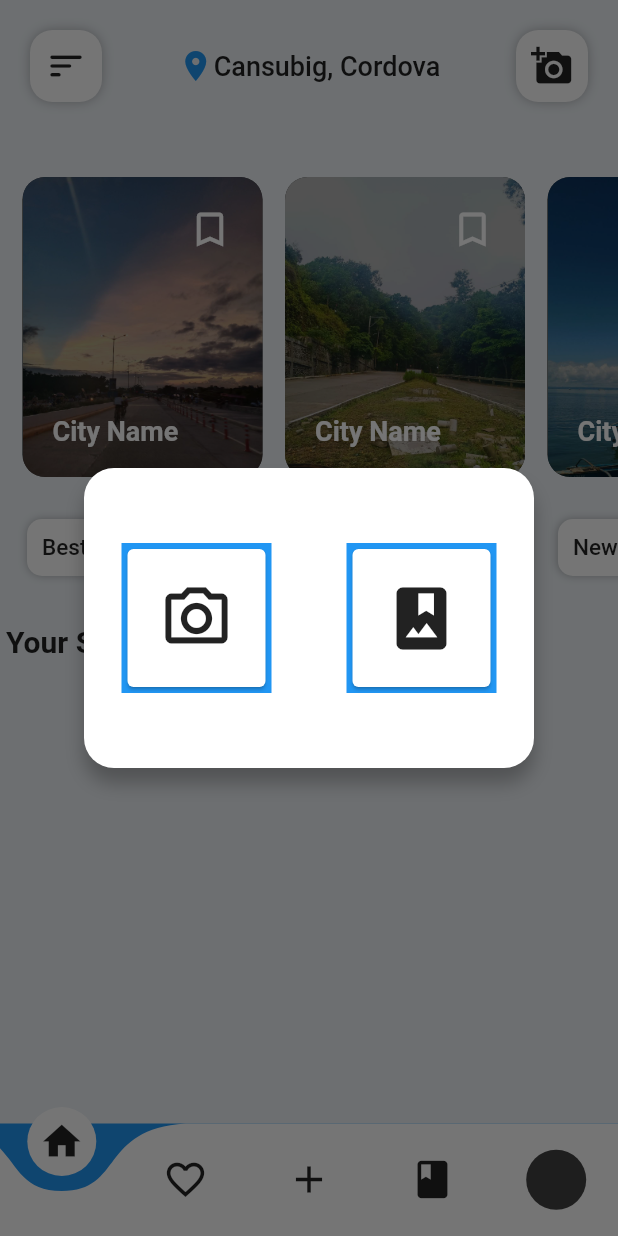
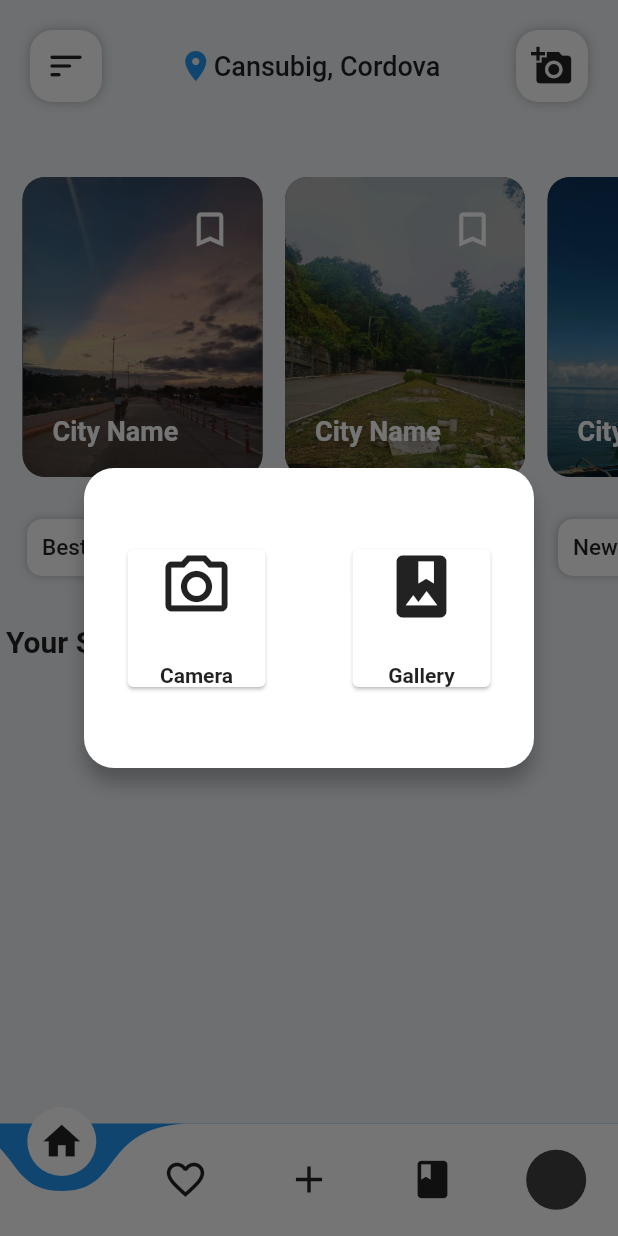
Before and after one commit to warpten123/introvel_1, a Flutter app: the Dashboard screen opened directly with empty values, after a tap on the "add a photo" icon, on a phone screen of 412 x 824 dp. Run offline on Flutter 3.47's test engine with Material 2 defaults, Android fonts, the phone set to English and light mode, and no system bars; drawn by our look-alikes of curved_navigation_bar; our stand-ins replace awesome_snackbar_content, camera, file_picker, flutter_svg_provider, fluttertoast, geocoding and 4 more; accounts and stored records are empty.

Commit message:
init changes for phase 2

```diff
--- a/lib/screens/dashboard/user-dashboard.dart
+++ b/lib/screens/dashboard/user-dashboard.dart
@@ -244,7 +244,9 @@ class _DashboardState extends State<Dashboard> {
                                   SizedBox(
                                     height: 5,
                                   ),
-                                  Row(
+                                  SingleChildScrollView(
+                                    scrollDirection: Axis.horizontal,
+                                    child: Row(
                                       children: [
                                         Icon(
                                           Icons.location_on,
@@ -257,6 +259,7 @@ class _DashboardState extends State<Dashboard> {
                                               fontWeight: FontWeight.w500),
                                         ),
                                       ],
+                                    ),
                                   ),
                                 ],
                               ),
--- a/lib/screens/dashboard/welcome_screen.dart
+++ b/lib/screens/dashboard/welcome_screen.dart
@@ -6,6 +6,7 @@ import 'package:flutter/src/widgets/container.dart';
 import 'package:flutter/src/widgets/framework.dart';
 import 'package:introvel_1/models/picture_diary.dart';
 import 'package:introvel_1/screens/dashboard/user-dashboard.dart';
+import 'package:introvel_1/utilities/util.dart';
 
 class WelcomeScreen extends StatefulWidget {
   WelcomeScreen(this.diary, {super.key});
@@ -55,7 +56,7 @@ class _WelcomeScreenState extends State<WelcomeScreen> {
                     "${widget.diary.description}",
                     style: TextStyle(
                         color: Colors.white.withOpacity(0.7),
-                        fontSize: 18,
+                        fontSize: 22,
                         letterSpacing: 1.2,
                         fontWeight: FontWeight.bold),
                   ),
@@ -63,7 +64,7 @@ class _WelcomeScreenState extends State<WelcomeScreen> {
                     height: 12,
                   ),
                   Text(
-                    "Snapped at: ${widget.diary.taken_at}",
+                    "Snapped at: ${convertDate(widget.diary.taken_at)}",
                     style: TextStyle(
                       color: Colors.white.withOpacity(0.9),
                       fontStyle: FontStyle.italic,
--- a/lib/screens/dashboard/widgets/pick_widget.dart
+++ b/lib/screens/dashboard/widgets/pick_widget.dart
@@ -85,11 +85,21 @@ class _PickSourceImageState extends State<PickSourceImage> {
                           child: Container(
                             width: 100,
                             height: 100,
-                            color: Colors.blue,
                             child: Card(
-                              child: Icon(
-                                Icons.camera_alt_outlined,
-                                size: 50,
+                              child: Column(
+                                mainAxisAlignment:
+                                    MainAxisAlignment.spaceBetween,
+                                children: [
+                                  Icon(
+                                    Icons.camera_alt_outlined,
+                                    size: 50,
+                                  ),
+                                  Text(
+                                    "Camera",
+                                    style:
+                                        TextStyle(fontWeight: FontWeight.bold),
+                                  )
+                                ],
                               ),
                             ),
                           ),
@@ -100,7 +110,6 @@ class _PickSourceImageState extends State<PickSourceImage> {
                         Container(
                           width: 100,
                           height: 100,
-                          color: Colors.blue,
                           child: Card(
                             child: InkWell(
                               onTap: () {
@@ -111,9 +120,18 @@ class _PickSourceImageState extends State<PickSourceImage> {
                                           FromGallery(widget.user)),
                                 );
                               },
-                              child: Icon(
-                                Icons.photo_album,
-                                size: 50,
+                              child: Column(
+                                mainAxisAlignment:
+                                    MainAxisAlignment.spaceBetween,
+                                children: [
+                                  Icon(
+                                    Icons.photo_album,
+                                    size: 50,
+                                  ),
+                                  Text("Gallery",
+                                      style: TextStyle(
+                                          fontWeight: FontWeight.bold))
+                                ],
                               ),
                             ),
                           ),
```
Also changed, not shown: lib/utilities/util.dart (+49 -0 lines). Lines whose indentation alone changed are shown as unchanged.
